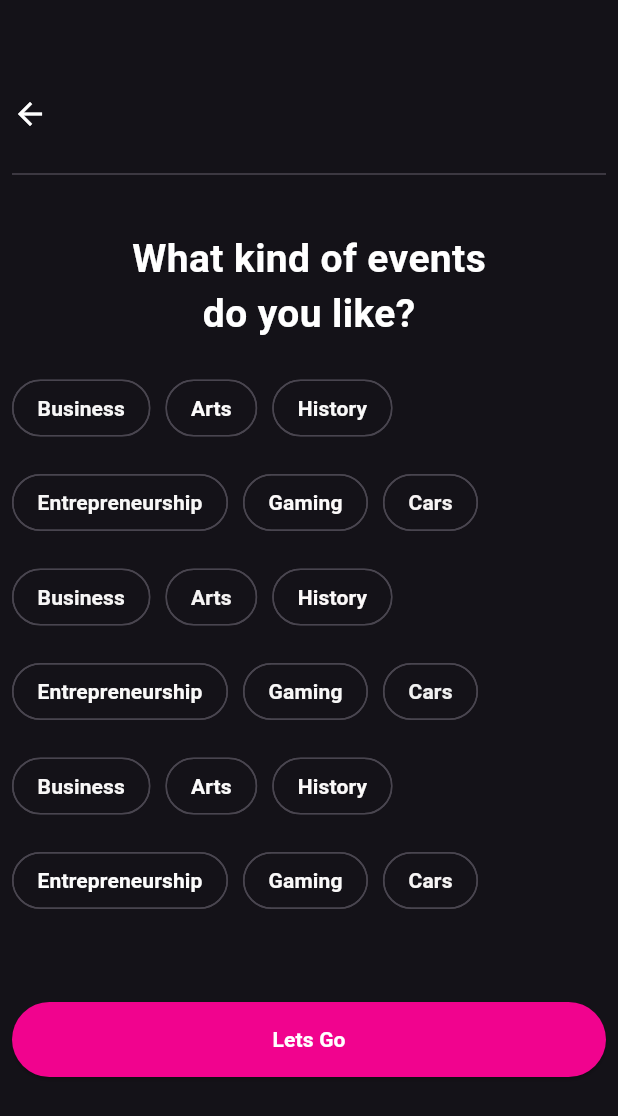
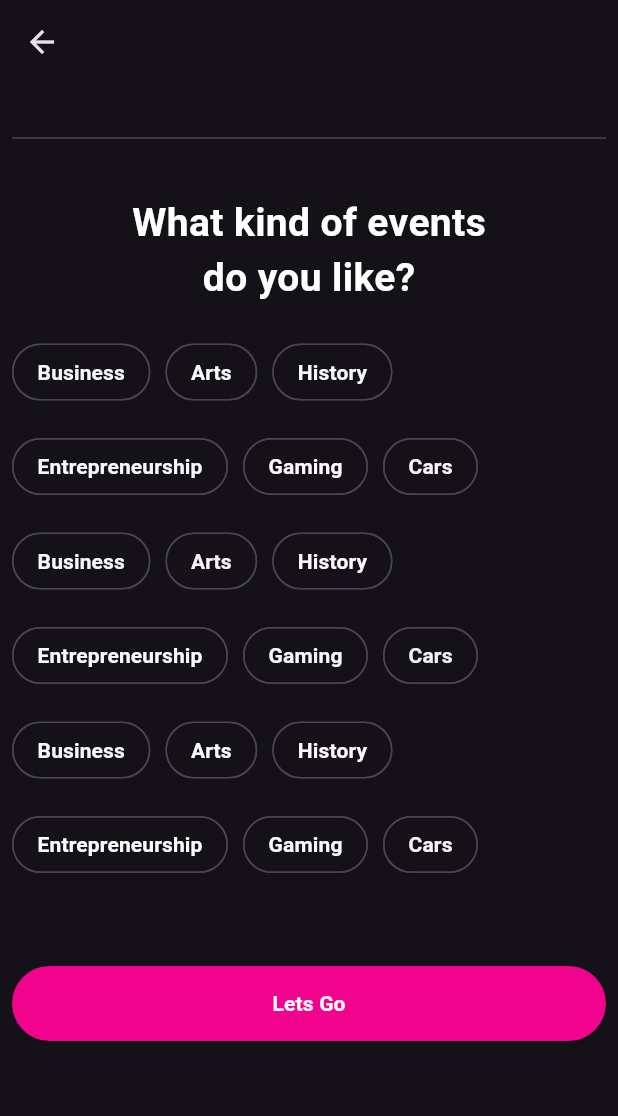
Before and after one commit to jbpranov2204/Whatsapp_UI, a Flutter app: the screen it shows after launch, on a phone screen of 412 x 824 dp. Shown: the top 1116 px of the screen. Run offline on Flutter 3.47's test engine with Material 3 defaults, Android fonts, the phone set to English and light mode, and no system bars.

Commit message:
made changes

```diff
--- a/lib/Wrap_ui.dart
+++ b/lib/Wrap_ui.dart
@@ -7,20 +7,14 @@ class WrapWidget extends StatelessWidget {
   @override
   Widget build(BuildContext context) {
     return Scaffold(
-      appBar: AppBar(),
+      appBar: AppBar(
+        leading: Icon(Icons.arrow_back),
+      ),
       body: Padding(
         padding: const EdgeInsets.all(8.0),
         child: Column(
           crossAxisAlignment: CrossAxisAlignment.center,
           children: [
-            Row(
-              children: [
-                Icon(
-                  Icons.arrow_back,
-                  color: Colors.white,
-                ),
-              ],
-            ),
             SizedBox(height: 20),
             Divider(),
             SizedBox(
```
